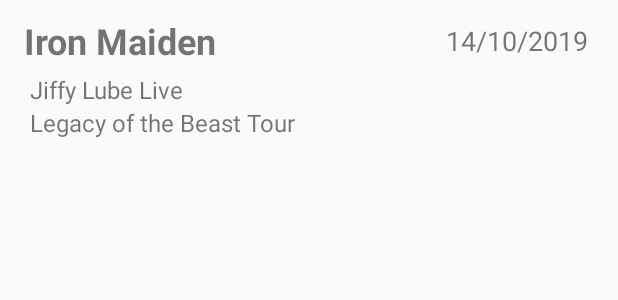
After one commit to ajswago/seen-them-live, an Android app: the layout setlist_list_item.xml on its own in the app's theme, with its tools: preview values and no code run, on a phone screen of 412 x 824 dp. The commit adds this screen. Shown: the top 300 px of the screen. Run offline under Robolectric (Android 15) with nearby library versions, the phone set to English and light mode, and no system bars.

Commit message:
Add list for search results

```diff
--- /dev/null
+++ b/app/src/main/res/layout/setlist_list_item.xml
@@ -0,0 +1,55 @@
+<?xml version="1.0" encoding="utf-8"?>
+<LinearLayout xmlns:android="http://schemas.android.com/apk/res/android"
+    android:orientation="vertical" android:layout_width="match_parent"
+    android:layout_height="wrap_content"
+    android:layout_marginTop="5dp"
+    android:layout_marginBottom="15dp">
+
+    <LinearLayout
+        android:layout_width="match_parent"
+        android:layout_height="wrap_content"
+        android:orientation="horizontal"
+        android:layout_marginTop="5dp"
+        android:layout_marginBottom="5dp">
+
+    <TextView
+        android:id="@+id/setlist_item_artist"
+        android:layout_width="wrap_content"
+        android:layout_height="wrap_content"
+        android:layout_gravity="start"
+        android:layout_marginStart="16dp"
+        android:text="Iron Maiden"
+        android:textStyle="bold"
+        android:textSize="24sp"
+        android:layout_weight="1"/>
+
+        <TextView
+            android:id="@+id/setlist_item_date"
+            android:layout_width="wrap_content"
+            android:layout_height="wrap_content"
+            android:layout_gravity="center_vertical"
+            android:layout_marginEnd="20dp"
+            android:text="14/10/2019"
+            android:textSize="18sp"/>
+
+    </LinearLayout>
+
+    <TextView
+        android:id="@+id/setlist_item_venue"
+        android:layout_width="wrap_content"
+        android:layout_height="wrap_content"
+        android:layout_gravity="start"
+        android:layout_marginStart="20dp"
+        android:text="Jiffy Lube Live"
+        android:textSize="16sp"/>
+
+    <TextView
+        android:id="@+id/setlist_item_tour"
+        android:layout_width="wrap_content"
+        android:layout_height="wrap_content"
+        android:layout_gravity="start"
+        android:layout_marginStart="20dp"
+        android:text="Legacy of the Beast Tour"
+        android:textSize="16sp"/>
+
+</LinearLayout>
```
Also changed, not shown: app/src/main/java/com/swago/seenthemlive/api/setlistfm/Search.kt (+39 -39 lines), app/src/main/java/com/swago/seenthemlive/ui/search/SearchResultActivity.kt (+47 -4 lines), app/src/main/java/com/swago/seenthemlive/ui/search/SetlistListAdapter.kt (added, +64 -0 lines), app/src/main/res/layout/activity_search_result.xml (+7 -0 lines).
